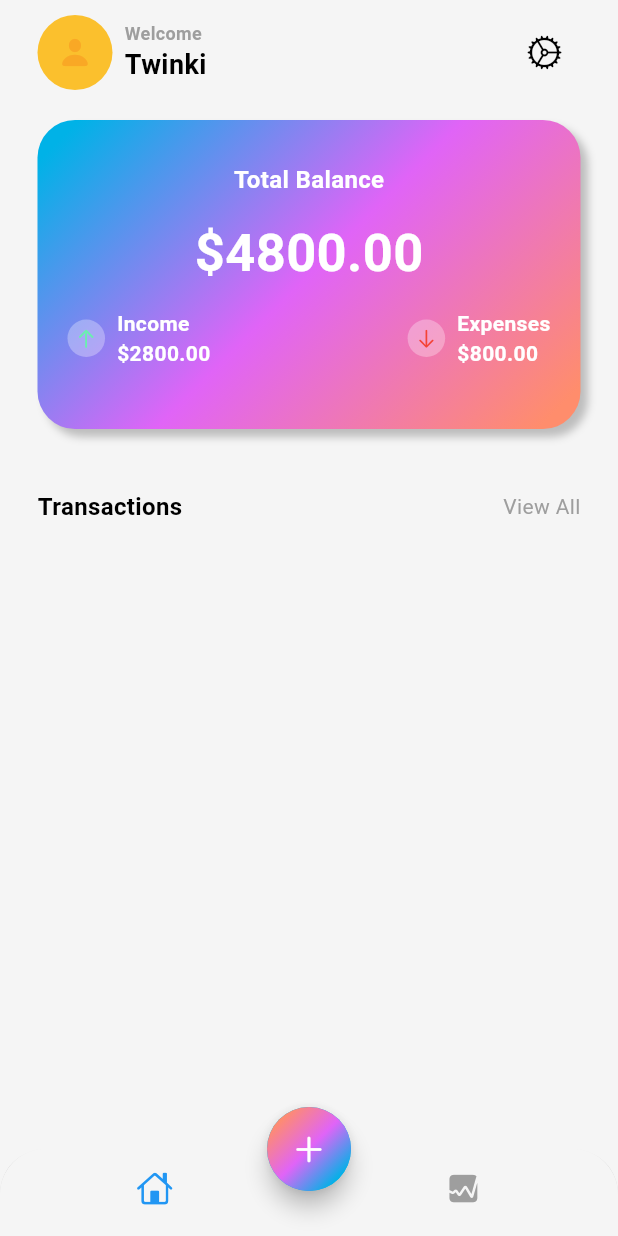
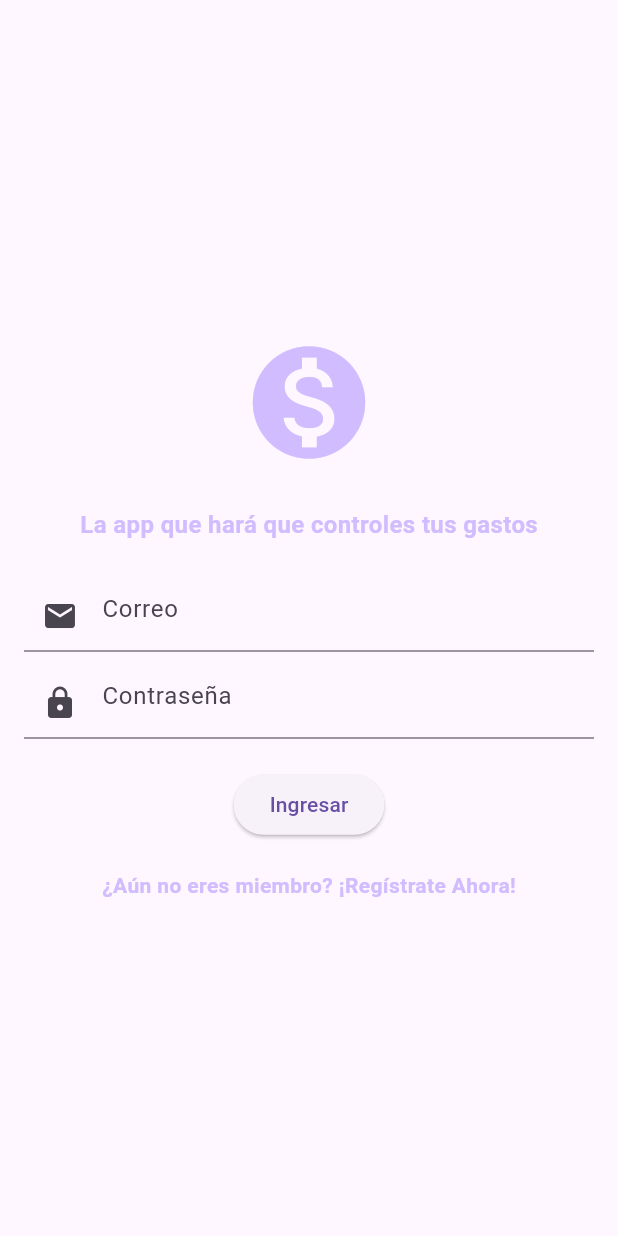
Before and after one commit to zeuss1102/expense_tracker-main, a Flutter app: the screen it shows after launch, on a phone screen of 412 x 824 dp. Run offline on Flutter 3.47's test engine with Material 3 defaults, Android fonts, the phone set to English and light mode, and no system bars; our stand-ins replace bloc, cloud_firestore, equatable, firebase_auth, firebase_core, fl_chart and 3 more; accounts and stored records are empty.

Commit message:
cambios y agregacion de register y login page

```diff
--- /dev/null
+++ b/devtools_options.yaml
@@ -0,0 +1,3 @@
+description: This file stores settings for Dart & Flutter DevTools.
+documentation: https://docs.flutter.dev/tools/devtools/extensions#configure-extension-enablement-states
+extensions:
--- a/lib/app.dart
+++ b/lib/app.dart
@@ -1,12 +1,21 @@
-  import 'package:flutter/material.dart';
-
-import 'app_view.dart';
+import 'package:expenses_tracker/screens/home/views/home_screen.dart';
+import 'package:expenses_tracker/screens/home/views/login_page.dart';
+import 'package:expenses_tracker/screens/home/views/register.page.dart';
+import 'package:flutter/material.dart';
 
 class MyApp extends StatelessWidget {
   const MyApp({super.key});
 
   @override
   Widget build(BuildContext context) {
-    return const MyAppView();
+    return MaterialApp(
+      debugShowCheckedModeBanner: false,
+      initialRoute: '/',
+      routes: {
+        '/': (context) => const LoginPage(),
+        '/register': (context) => const RegisterPage(),
+        '/home': (context) => const HomeScreen(),
+      },
+    );
   }
 }
--- a/lib/main.dart
+++ b/lib/main.dart
@@ -1,12 +1,9 @@
-import 'package:bloc/bloc.dart';
-import 'package:expenses_tracker/app.dart';
 import 'package:firebase_core/firebase_core.dart';
 import 'package:flutter/material.dart';
-import 'simple_bloc_observer.dart';
+import 'package:expenses_tracker/app.dart';
 
 void main() async {
   WidgetsFlutterBinding.ensureInitialized();
   await Firebase.initializeApp();
-  Bloc.observer = SimpleBlocObserver();
   runApp(const MyApp());
 }
--- a/lib/screens/add_expense/views/add_expense.dart
+++ b/lib/screens/add_expense/views/add_expense.dart
@@ -47,9 +47,9 @@ class _AddExpenseState extends State<AddExpense> {
       child: GestureDetector(
         onTap: () => FocusScope.of(context).unfocus(),
         child: Scaffold(
-          backgroundColor: Theme.of(context).colorScheme.background,
+          backgroundColor: Theme.of(context).colorScheme.surface,
           appBar: AppBar(
-            backgroundColor: Theme.of(context).colorScheme.background,
+            backgroundColor: Theme.of(context).colorScheme.surface,
           ),
           body: BlocBuilder<GetCategoriesBloc, GetCategoriesState>(
             builder: (context, state) {
--- a/lib/screens/home/views/home_screen.dart
+++ b/lib/screens/home/views/home_screen.dart
@@ -22,7 +22,7 @@ class HomeScreen extends StatefulWidget {
 
 class _HomeScreenState extends State<HomeScreen> {
   int index = 0;
-  late Color selectedItem = Colors.blue;
+  late Color selectedItem = Colors.red;
   Color unselectedItem = Colors.grey;
 
   @override
--- /dev/null
+++ b/lib/screens/home/views/login_page.dart
@@ -0,0 +1,100 @@
+import 'package:flutter/material.dart';
+import 'package:firebase_auth/firebase_auth.dart';
+
+class LoginPage extends StatefulWidget {
+  const LoginPage({super.key});
+
+  @override
+  State<LoginPage> createState() => _LoginPageState();
+}
+
+class _LoginPageState extends State<LoginPage> {
+  final TextEditingController emailController = TextEditingController();
+  final TextEditingController passwordController = TextEditingController();
+  final FirebaseAuth _auth = FirebaseAuth.instance;
+
+  void login() async {
+    debugPrint('Login button pressed');
+    try {
+      UserCredential userCredential = await _auth.signInWithEmailAndPassword(
+        email: emailController.text.trim(),
+        password: passwordController.text.trim(),
+      );
+      if (!mounted) return;
+      debugPrint('Login successful: ${userCredential.user?.email}');
+      Navigator.pushReplacementNamed(context, '/home');
+    } catch (e) {
+      ScaffoldMessenger.of(context).showSnackBar(
+        SnackBar(content: Text('Error de inicio de sesión: $e')),
+      );
+      debugPrint('Error de inicio de sesión: $e');
+    }
+  }
+
+  @override
+  Widget build(BuildContext context) {
+    return Scaffold(
+      backgroundColor: Theme.of(context).colorScheme.surface,
+      body: Center(
+        child: Padding(
+          padding: const EdgeInsets.all(16.0),
+          child: Column(
+            mainAxisAlignment: MainAxisAlignment.center,
+            children: [
+              Icon(
+                Icons.monetization_on,
+                size: 90,
+                color: Theme.of(context).colorScheme.inversePrimary,
+              ),
+              const SizedBox(height: 25),
+              Text(
+                "La app que hará que controles tus gastos",
+                style: TextStyle(
+                  fontSize: 16,
+                  fontWeight: FontWeight.bold,
+                  color: Theme.of(context).colorScheme.inversePrimary,
+                  fontFamily: 'Roboto',
+                ),
+              ),
+              const SizedBox(height: 25),
+              TextField(
+                controller: emailController,
+                decoration: const InputDecoration(
+                  hintText: "Correo",
+                  prefixIcon: Icon(Icons.email),
+                ),
+              ),
+              const SizedBox(height: 10),
+              TextField(
+                controller: passwordController,
+                obscureText: true,
+                decoration: const InputDecoration(
+                  hintText: "Contraseña",
+                  prefixIcon: Icon(Icons.lock),
+                ),
+              ),
+              const SizedBox(height: 20),
+              ElevatedButton(
+                onPressed: login,
+                child: const Text("Ingresar"),
+              ),
+              const SizedBox(height: 20),
+              GestureDetector(
+                onTap: () {
+                  Navigator.pushNamed(context, '/register');
+                },
+                child: Text(
+                  "¿Aún no eres miembro? ¡Regístrate Ahora!",
+                  style: TextStyle(
+                    color: Theme.of(context).colorScheme.inversePrimary,
+                    fontWeight: FontWeight.bold,
+                  ),
+                ),
+              ),
+            ],
+          ),
+        ),
+      ),
+    );
+  }
+}
--- a/lib/screens/home/views/main_screen.dart
+++ b/lib/screens/home/views/main_screen.dart
@@ -13,7 +13,7 @@ class MainScreen extends StatelessWidget {
   Widget build(BuildContext context) {
     return SafeArea(
       child: Padding(
-        padding: const EdgeInsets.symmetric(horizontal: 25.0,vertical: 10),
+        padding: const EdgeInsets.symmetric(horizontal: 50.0,vertical: 10),
         child: Column(
           children: [
             Row(
@@ -27,9 +27,9 @@ class MainScreen extends StatelessWidget {
                         Container(
                           width: 50,
                           height: 50,
-                          decoration: BoxDecoration(
+                          decoration: const BoxDecoration(
                             shape: BoxShape.circle,
-                            color: Colors.yellow[700]
+                            color: Color.fromARGB(255, 172, 45, 251)
                           )
                         ),
                         Icon(
@@ -53,7 +53,7 @@ class MainScreen extends StatelessWidget {
                         style: TextStyle(
                           fontSize: 18,
                           fontWeight: FontWeight.bold,
-                          color: Theme.of(context).colorScheme.onBackground
+                          color: Theme.of(context).colorScheme.onSurface,
                           ),
                         )
                       ],
@@ -206,7 +206,7 @@ class MainScreen extends StatelessWidget {
                   'Transactions',
                     style: TextStyle(
                     fontSize: 16,
-                    color: Theme.of(context).colorScheme.onBackground,
+                    color: Theme.of(context).colorScheme.onSurface,
                     fontWeight: FontWeight.bold
                   ),
                 ),
@@ -268,7 +268,7 @@ class MainScreen extends StatelessWidget {
                                     extepense[i].category.name,
                                     style: TextStyle(
                                     fontSize: 14,
-                                    color: Theme.of(context).colorScheme.onBackground,
+                                    color: Theme.of(context).colorScheme.onSurface,
                                     fontWeight: FontWeight.w500
                                   ),
                                 ),
@@ -281,7 +281,7 @@ class MainScreen extends StatelessWidget {
                                     "\$${extepense[i].amount}.00",
                                     style: TextStyle(
                                     fontSize: 14,
-                                    color: Theme.of(context).colorScheme.onBackground,
+                                    color: Theme.of(context).colorScheme.onSurface,
                                     fontWeight: FontWeight.w400
                                   ),
                                 ),
--- a/pubspec.yaml
+++ b/pubspec.yaml
@@ -19,6 +19,7 @@ dependencies:
   uuid: ^4.3.3
 
   firebase_core: ^2.16.0
+  firebase_auth: ^4.20.0
 
   bloc: ^8.1.2
   flutter_bloc: ^8.1.3
```
Also changed, not shown: lib/screens/add_expense/views/category_creation.dart (+24 -20 lines), lib/screens/home/views/register.page.dart (added, +107 -0 lines), pubspec.lock.
